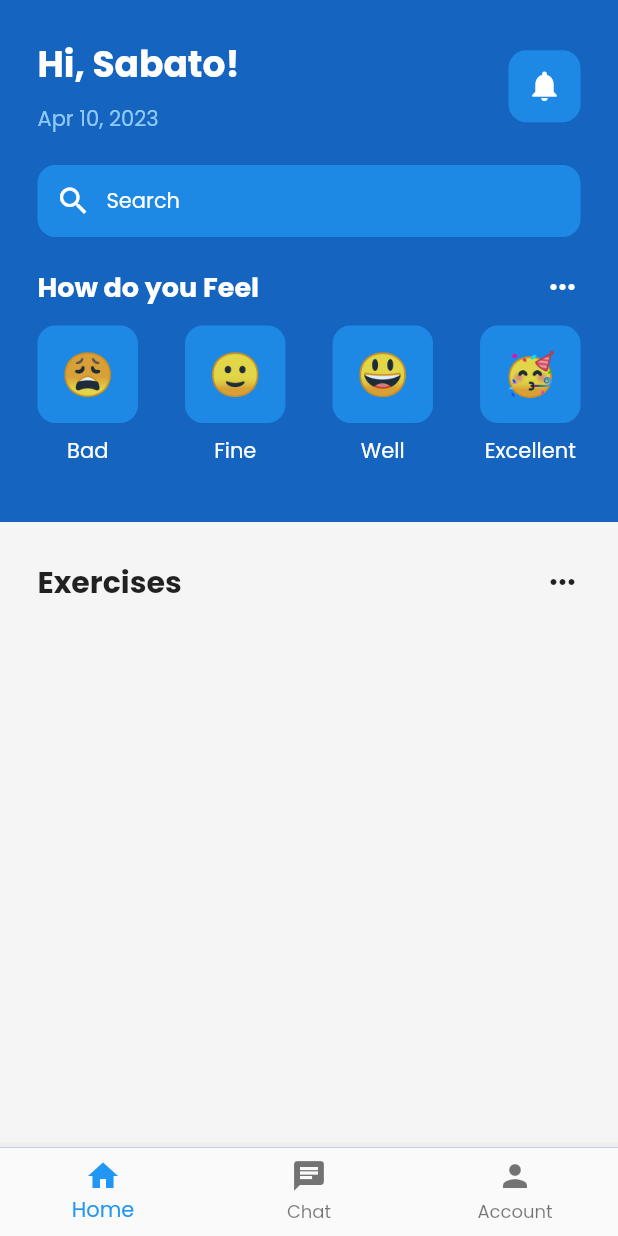
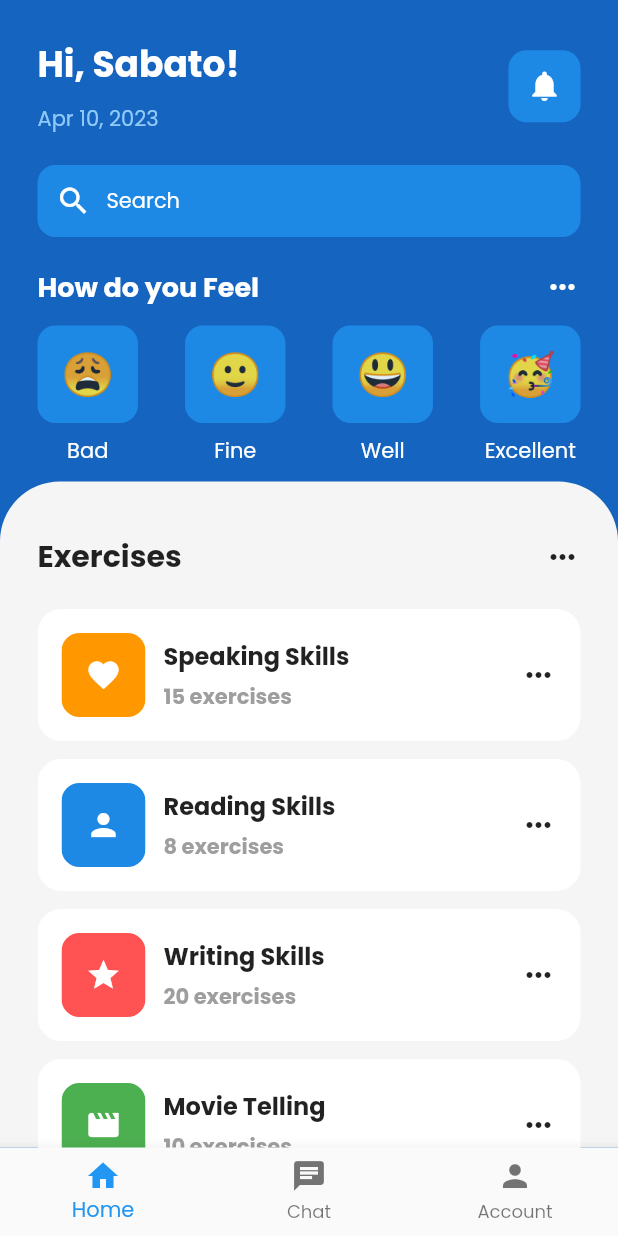
Before and after one commit to sabatohura/mentalapp-design, a Flutter app: the screen it shows after launch, on a phone screen of 412 x 824 dp. Run offline on Flutter 3.47's test engine with Material 2 defaults, Android fonts, the phone set to English and light mode, and no system bars; our stand-ins replace google_fonts.

Commit message:
exercise tile, final changes

```diff
--- a/lib/pages/home_page.dart
+++ b/lib/pages/home_page.dart
@@ -3,6 +3,7 @@
 import 'package:flutter/material.dart';
 import 'package:intl/intl.dart';
 import 'package:mentalapp/pages/utils/emoticon_face.dart';
+import 'package:mentalapp/pages/utils/exercise_tile.dart';
 
 class HomePage extends StatefulWidget {
   const HomePage({super.key});
@@ -30,7 +31,7 @@ class _HomePageState extends State<HomePage> {
           children: [
             // greetings section
             Padding(
-              padding: const EdgeInsets.all(25.0),
+              padding: const EdgeInsets.fromLTRB(25, 25, 25, 10),
               child: Column(
                 children: [
                   Row(
@@ -187,17 +188,17 @@ class _HomePageState extends State<HomePage> {
                       ),
                     ],
                   ),
-
-                  SizedBox(
-                    height: 12,
-                  ),
                 ],
               ),
             ),
             Expanded(
                 child: Container(
-              padding: EdgeInsets.all(25),
-              color: Colors.grey[100],
+              decoration: BoxDecoration(
+                  color: Colors.grey[100],
+                  borderRadius: BorderRadius.only(
+                      topLeft: Radius.circular(40),
+                      topRight: Radius.circular(40))),
+              padding: EdgeInsets.fromLTRB(25, 35, 25, 0),
               child: Center(
                 child: Column(
                   children: [
@@ -212,31 +213,41 @@ class _HomePageState extends State<HomePage> {
                         ),
                         Icon(Icons.more_horiz)
                       ],
+                    ),
+                    SizedBox(
+                      height: 20,
+                    ),
+                    // exercises list views
+                    Expanded(
+                      child: ListView(
+                        children: [
+                          ExerciseTile(
+                              icon: (Icons.favorite),
+                              exerciseName: 'Speaking Skills',
+                              numberOfExercises: '15',
+                              exColor: Colors.orange),
+                          ExerciseTile(
+                              icon: (Icons.person),
+                              exerciseName: 'Reading Skills',
+                              numberOfExercises: '8',
+                              exColor: Colors.blue[600]),
+                          ExerciseTile(
+                              icon: (Icons.star),
+                              exerciseName: 'Writing Skills',
+                              numberOfExercises: '20',
+                              exColor: Colors.redAccent),
+                          ExerciseTile(
+                              icon: (Icons.movie),
+                              exerciseName: 'Movie Telling',
+                              numberOfExercises: '10',
+                              exColor: Colors.green),
+                        ],
+                      ),
                     )
                   ],
                 ),
               ),
             ))
-            // Expanded(
-            //   child: ClipRRect(
-            //     borderRadius: BorderRadius.only(
-            //         topLeft: Radius.circular(50),
-            //         topRight: Radius.circular(50)),
-            //     child: Container(
-            //       decoration: BoxDecoration(color: Colors.white, boxShadow: [
-            //         BoxShadow(
-            //           color: Colors.grey,
-            //           blurRadius: 15.0, // soften the shadow
-            //           spreadRadius: 5.0, //extend the shadow
-            //           offset: Offset(
-            //             5.0, // Move to right 5  horizontally
-            //             5.0, // Move to bottom 5 Vertically
-            //           ),
-            //         )
-            //       ]),
-            //     ),
-            //   ),
-            // )
           ],
         ),
       ),
--- /dev/null
+++ b/lib/pages/utils/exercise_tile.dart
@@ -0,0 +1,72 @@
+// ignore_for_file: prefer_const_constructors, prefer_const_literals_to_create_immutables
+import 'package:flutter/material.dart';
+
+class ExerciseTile extends StatelessWidget {
+  final icon;
+  final String exerciseName;
+  final String numberOfExercises;
+  final exColor;
+
+  const ExerciseTile(
+      {super.key,
+      this.icon,
+      required this.exerciseName,
+      this.exColor,
+      required this.numberOfExercises});
+
+  @override
+  Widget build(BuildContext context) {
+    return Padding(
+      padding: const EdgeInsets.only(bottom: 12.0),
+      child: Container(
+        padding: EdgeInsets.all(16),
+        decoration: BoxDecoration(
+            color: Colors.white, borderRadius: BorderRadius.circular(16)),
+        child: Row(
+          mainAxisAlignment: MainAxisAlignment.spaceBetween,
+          children: [
+            Row(
+              children: [
+                ClipRRect(
+                  borderRadius: BorderRadius.circular(12),
+                  child: Container(
+                    color: exColor,
+                    padding: EdgeInsets.all(16),
+                    child: Icon(
+                      icon,
+                      color: Colors.white,
+                    ),
+                  ),
+                ),
+                SizedBox(
+                  width: 12,
+                ),
+                Column(
+                  crossAxisAlignment: CrossAxisAlignment.start,
+                  children: [
+                    Text(
+                      exerciseName,
+                      style:
+                          TextStyle(fontWeight: FontWeight.bold, fontSize: 16),
+                    ),
+                    SizedBox(
+                      height: 5,
+                    ),
+                    Text(
+                      "$numberOfExercises exercises",
+                      style: TextStyle(
+                          fontWeight: FontWeight.bold,
+                          fontSize: 14,
+                          color: Colors.grey),
+                    )
+                  ],
+                ),
+              ],
+            ),
+            Icon(Icons.more_horiz),
+          ],
+        ),
+      ),
+    );
+  }
+}
```
